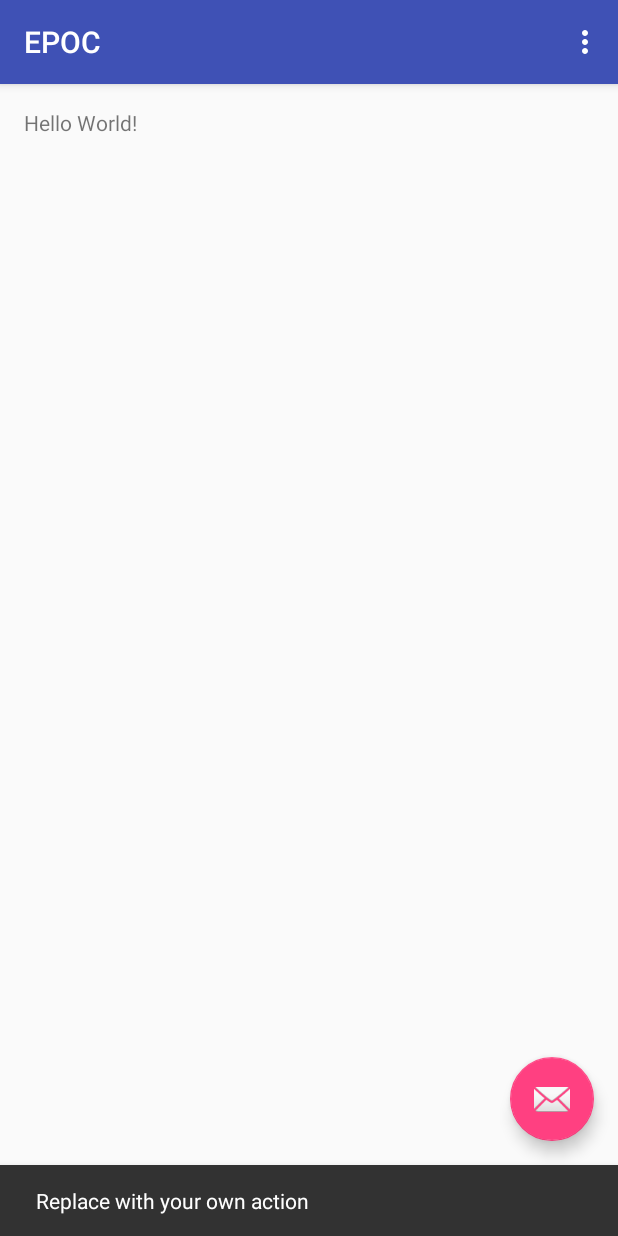
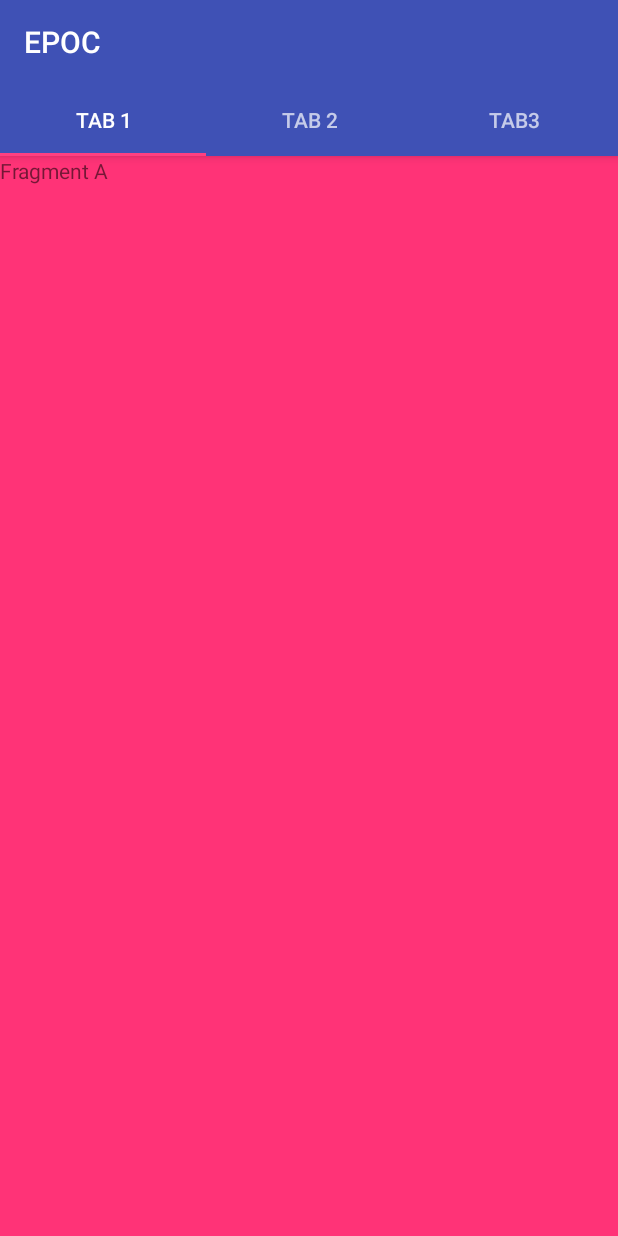
Before and after one commit to pedrolarben/EPOC, an Android app: the screen it shows after launch (MainActivity before the commit, MainActivityTabs after it), after a tap on an icon or button, on a phone screen of 412 x 824 dp. Run offline under Robolectric (Android 15) with nearby library versions, the light colour scheme and no system bars.

Commit message:
Empezando con las Tabs (ToolBar)

```diff
--- a/app/build.gradle
+++ b/app/build.gradle
@@ -29,4 +29,5 @@ dependencies {
     compile 'com.google.android.gms:play-services-ads:8.4.0'
     compile 'com.google.android.gms:play-services-identity:8.4.0'
     compile 'com.google.android.gms:play-services-gcm:8.4.0'
+    compile 'com.android.support:design:22.2.0'
 }
--- a/app/src/main/AndroidManifest.xml
+++ b/app/src/main/AndroidManifest.xml
@@ -1,6 +1,6 @@
 <?xml version="1.0" encoding="utf-8"?>
 <manifest xmlns:android="http://schemas.android.com/apk/res/android"
-    package="amigosdevaro.com.epoc" >
+    package="amigosdevaro.com.epoc">
 
     <uses-permission android:name="android.permission.INTERNET" />
     <uses-permission android:name="android.permission.GET_ACCOUNTS" />
@@ -18,17 +18,18 @@
         android:icon="@mipmap/ic_launcher"
         android:label="@string/app_name"
         android:supportsRtl="true"
-        android:theme="@style/AppTheme" >
+        android:theme="@style/AppTheme">
         <activity
             android:name=".MainActivity"
             android:label="@string/app_name"
-            android:theme="@style/AppTheme.NoActionBar" >
+            android:theme="@style/AppTheme.NoActionBar">
             <intent-filter>
                 <action android:name="android.intent.action.MAIN" />
 
                 <category android:name="android.intent.category.LAUNCHER" />
             </intent-filter>
         </activity>
+        <activity android:name=".TabsBarUI.MainActivityTabs"></activity>
     </application>
 
 </manifest>
--- a/app/src/main/java/amigosdevaro/com/epoc/MainActivity.java
+++ b/app/src/main/java/amigosdevaro/com/epoc/MainActivity.java
@@ -1,5 +1,6 @@
 package amigosdevaro.com.epoc;
 
+import android.content.Intent;
 import android.os.Bundle;
 import android.support.design.widget.FloatingActionButton;
 import android.support.design.widget.Snackbar;
@@ -8,6 +9,8 @@ import android.support.v7.widget.Toolbar;
 import android.view.View;
 import android.view.Menu;
 import android.view.MenuItem;
+
+import amigosdevaro.com.epoc.TabsBarUI.MainActivityTabs;
 
 public class MainActivity extends AppCompatActivity {
 
@@ -22,8 +25,10 @@ public class MainActivity extends AppCompatActivity {
         fab.setOnClickListener(new View.OnClickListener() {
             @Override
             public void onClick(View view) {
-                Snackbar.make(view, "Replace with your own action", Snackbar.LENGTH_LONG)
-                        .setAction("Action", null).show();
+                Intent intent = new Intent(MainActivity.this, MainActivityTabs.class);
+                startActivity(intent);
+                /*Snackbar.make(view, "Replace with your own action", Snackbar.LENGTH_LONG)
+                        .setAction("Action", null).show();*/
             }
         });
     }
--- /dev/null
+++ b/app/src/main/java/amigosdevaro/com/epoc/TabsBarUI/Fragment_a.java
@@ -0,0 +1,21 @@
+package amigosdevaro.com.epoc.TabsBarUI;
+
+import android.content.Context;
+import android.net.Uri;
+import android.os.Bundle;
+import android.support.v4.app.Fragment;
+import android.view.LayoutInflater;
+import android.view.View;
+import android.view.ViewGroup;
+
+import amigosdevaro.com.epoc.R;
+
+
+public class Fragment_a extends Fragment {
+    @Override
+    public View onCreateView(LayoutInflater inflater, ViewGroup container,
+                             Bundle savedInstanceState) {
+
+        return inflater.inflate(R.layout.fragment_a, container, false);
+    }
+}
--- /dev/null
+++ b/app/src/main/java/amigosdevaro/com/epoc/TabsBarUI/Fragment_b.java
@@ -0,0 +1,21 @@
+package amigosdevaro.com.epoc.TabsBarUI;
+
+import android.content.Context;
+import android.net.Uri;
+import android.os.Bundle;
+import android.support.v4.app.Fragment;
+import android.view.LayoutInflater;
+import android.view.View;
+import android.view.ViewGroup;
+
+import amigosdevaro.com.epoc.R;
+
+
+public class Fragment_b extends Fragment {
+    @Override
+    public View onCreateView(LayoutInflater inflater, ViewGroup container,
+                             Bundle savedInstanceState) {
+
+        return inflater.inflate(R.layout.fragment_b, container, false);
+    }
+}
--- /dev/null
+++ b/app/src/main/java/amigosdevaro/com/epoc/TabsBarUI/Fragment_c.java
@@ -0,0 +1,28 @@
+package amigosdevaro.com.epoc.TabsBarUI;
+
+import android.content.Context;
+import android.net.Uri;
+import android.os.Bundle;
+import android.support.v4.app.Fragment;
+import android.support.v4.app.FragmentActivity;
+import android.view.LayoutInflater;
+import android.view.View;
+import android.view.ViewGroup;
+
+import amigosdevaro.com.epoc.R;
+
+
+
+public class Fragment_c extends Fragment {
+
+
+
+    @Override
+    public View onCreateView(LayoutInflater inflater, ViewGroup container,
+                             Bundle savedInstanceState) {
+
+        return inflater.inflate(R.layout.fragment_c, container, false);
+    }
+
+
+}
--- /dev/null
+++ b/app/src/main/java/amigosdevaro/com/epoc/TabsBarUI/MainActivityTabs.java
@@ -0,0 +1,29 @@
+package amigosdevaro.com.epoc.TabsBarUI;
+
+import android.support.design.widget.TabLayout;
+import android.support.v4.view.ViewPager;
+import android.support.v7.app.AppCompatActivity;
+import android.os.Bundle;
+import android.support.v7.widget.Toolbar;
+
+import amigosdevaro.com.epoc.R;
+
+public class MainActivityTabs extends AppCompatActivity {
+
+    @Override
+    protected void onCreate(Bundle savedInstanceState) {
+        super.onCreate(savedInstanceState);
+        setContentView(R.layout.activity_main_tabs);
+
+        Toolbar toolbar = (Toolbar) findViewById(R.id.appbar);
+        setSupportActionBar(toolbar);
+
+        ViewPager viewPager = (ViewPager) findViewById(R.id.viewpager);
+        viewPager.setAdapter(new MiFragmentPagerAdapter(getSupportFragmentManager(), this));
+
+        TabLayout tabLayout = (TabLayout) findViewById(R.id.appbartabs);
+        tabLayout.setTabMode(TabLayout.MODE_FIXED);
+        tabLayout.setupWithViewPager(viewPager);
+
+    }
+}
--- /dev/null
+++ b/app/src/main/java/amigosdevaro/com/epoc/TabsBarUI/MiFragmentPagerAdapter.java
@@ -0,0 +1,49 @@
+package amigosdevaro.com.epoc.TabsBarUI;
+
+import android.content.Context;
+import android.content.res.Resources;
+import android.support.v4.app.Fragment;
+import android.support.v4.app.FragmentManager;
+import android.support.v4.app.FragmentPagerAdapter;
+
+import amigosdevaro.com.epoc.R;
+
+/**
+ * Created by betipedro on 20/04/2016.
+ */
+public class MiFragmentPagerAdapter extends FragmentPagerAdapter {
+    Context context;
+    String[] tabTitles ;
+
+    public MiFragmentPagerAdapter(FragmentManager fm, Context context) {
+        super(fm);
+        this.context=context;
+        tabTitles = context.getResources().getStringArray(R.array.tabs);
+
+    }
+
+    @Override
+    public CharSequence getPageTitle(int position) {
+        return tabTitles[position];
+    }
+
+    @Override
+    public Fragment getItem(int position) {
+        Fragment fragment= null;
+        if(position==0){
+            fragment = new Fragment_a();
+        }
+        if(position==1){
+            fragment = new Fragment_b();
+        }
+        if(position==2){
+            fragment = new Fragment_c();
+        }
+        return fragment;
+    }
+
+    @Override
+    public int getCount() {
+        return tabTitles.length;
+    }
+}
--- /dev/null
+++ b/app/src/main/res/layout/activity_main_tabs.xml
@@ -0,0 +1,40 @@
+<?xml version="1.0" encoding="utf-8"?>
+<LinearLayout xmlns:android="http://schemas.android.com/apk/res/android"
+    xmlns:tools="http://schemas.android.com/tools"
+    android:layout_width="match_parent"
+    android:layout_height="match_parent"
+    android:orientation="vertical"
+    tools:context=".MainActivity">
+
+    <android.support.design.widget.AppBarLayout
+        android:id="@+id/appbarlayout"
+        android:layout_width="match_parent"
+        android:layout_height="wrap_content"
+        android:theme="@style/ThemeOverlay.AppCompat.Dark.ActionBar" >
+
+        <include
+            android:id="@+id/appbar"
+            layout="@layout/toolbar" />
+
+        <android.support.design.widget.TabLayout
+            android:id="@+id/appbartabs"
+            android:layout_width="match_parent"
+            android:layout_height="wrap_content" />
+
+    </android.support.design.widget.AppBarLayout>
+
+    <FrameLayout
+        android:layout_width="match_parent"
+        android:layout_height="match_parent"
+        android:foreground="@drawable/header_shadow">
+
+        <!-- Resto de la interfaz de la actividad -->
+        <android.support.v4.view.ViewPager
+            android:id="@+id/viewpager"
+            android:layout_width="match_parent"
+            android:layout_height="match_parent"
+            android:background="@android:color/white"></android.support.v4.view.ViewPager>
+
+    </FrameLayout>
+
+</LinearLayout>
--- /dev/null
+++ b/app/src/main/res/layout/fragment_a.xml
@@ -0,0 +1,14 @@
+<FrameLayout xmlns:android="http://schemas.android.com/apk/res/android"
+    xmlns:tools="http://schemas.android.com/tools"
+    android:layout_width="match_parent"
+    android:layout_height="match_parent"
+    android:background="#FF3377"
+    tools:context="amigosdevaro.com.epoc.SwipeTabs.Fragment_a">
+
+    <!-- TODO: Update blank fragment layout -->
+    <TextView
+        android:layout_width="match_parent"
+        android:layout_height="match_parent"
+        android:text="Fragment A" />
+
+</FrameLayout>
--- /dev/null
+++ b/app/src/main/res/layout/fragment_b.xml
@@ -0,0 +1,14 @@
+<FrameLayout xmlns:android="http://schemas.android.com/apk/res/android"
+    xmlns:tools="http://schemas.android.com/tools"
+    android:layout_width="match_parent"
+    android:layout_height="match_parent"
+    android:background="#77ff00"
+    tools:context="amigosdevaro.com.epoc.SwipeTabs.Fragment_b">
+
+    <!-- TODO: Update blank fragment layout -->
+    <TextView
+        android:layout_width="match_parent"
+        android:layout_height="match_parent"
+        android:text="Fragment b" />
+
+</FrameLayout>
--- /dev/null
+++ b/app/src/main/res/layout/fragment_c.xml
@@ -0,0 +1,14 @@
+<FrameLayout xmlns:android="http://schemas.android.com/apk/res/android"
+    xmlns:tools="http://schemas.android.com/tools"
+    android:layout_width="match_parent"
+    android:layout_height="match_parent"
+    android:background="#F3F300"
+    tools:context="amigosdevaro.com.epoc.SwipeTabs.Fragment_c">
+
+    <!-- TODO: Update blank fragment layout -->
+    <TextView
+        android:layout_width="match_parent"
+        android:layout_height="match_parent"
+        android:text="fragment c" />
+
+</FrameLayout>
--- /dev/null
+++ b/app/src/main/res/layout/toolbar.xml
@@ -0,0 +1,12 @@
+<?xml version="1.0" encoding="utf-8"?>
+<android.support.v7.widget.Toolbar
+    xmlns:android="http://schemas.android.com/apk/res/android"
+    xmlns:app="http://schemas.android.com/apk/res-auto"
+    android:layout_height="wrap_content"
+    android:layout_width="match_parent"
+    android:minHeight="?attr/actionBarSize"
+    android:background="?attr/colorPrimary"
+    android:theme="@style/ThemeOverlay.AppCompat.Dark.ActionBar"
+    app:popupTheme="@style/ThemeOverlay.AppCompat.Light" >
+
+</android.support.v7.widget.Toolbar>
--- /dev/null
+++ b/app/src/main/res/values-v21/refs.xml
@@ -0,0 +1,4 @@
+<?xml version="1.0" encoding="utf-8"?>
+<resources>
+    <item name="header_shadow" type="drawable">@null</item>
+</resources>
--- /dev/null
+++ b/app/src/main/res/values/refs.xml
@@ -0,0 +1,4 @@
+<?xml version="1.0" encoding="utf-8"?>
+<resources>
+    <item name="header_shadow" type="drawable">@drawable/bottom_shadow</item>
+</resources>
--- a/app/src/main/res/values/strings.xml
+++ b/app/src/main/res/values/strings.xml
@@ -1,4 +1,15 @@
 <resources>
     <string name="app_name">EPOC</string>
     <string name="action_settings">Settings</string>
+
+    <string-array name="tabs"  >
+        <item
+            >Tab 1</item>
+        <item>
+            Tab 2
+        </item>
+        <item>
+            Tab3
+        </item>
+    </string-array>
 </resources>
--- a/app/src/main/res/values/styles.xml
+++ b/app/src/main/res/values/styles.xml
@@ -1,7 +1,7 @@
 <resources>
 
     <!-- Base application theme. -->
-    <style name="AppTheme" parent="Theme.AppCompat.Light.DarkActionBar">
+    <style name="AppTheme" parent="Theme.AppCompat.Light.NoActionBar">
         <!-- Customize your theme here. -->
         <item name="colorPrimary">@color/colorPrimary</item>
         <item name="colorPrimaryDark">@color/colorPrimaryDark</item>
```
Also changed, not shown: app/src/main/res/drawable/bottom_shadow.9.png (added).
